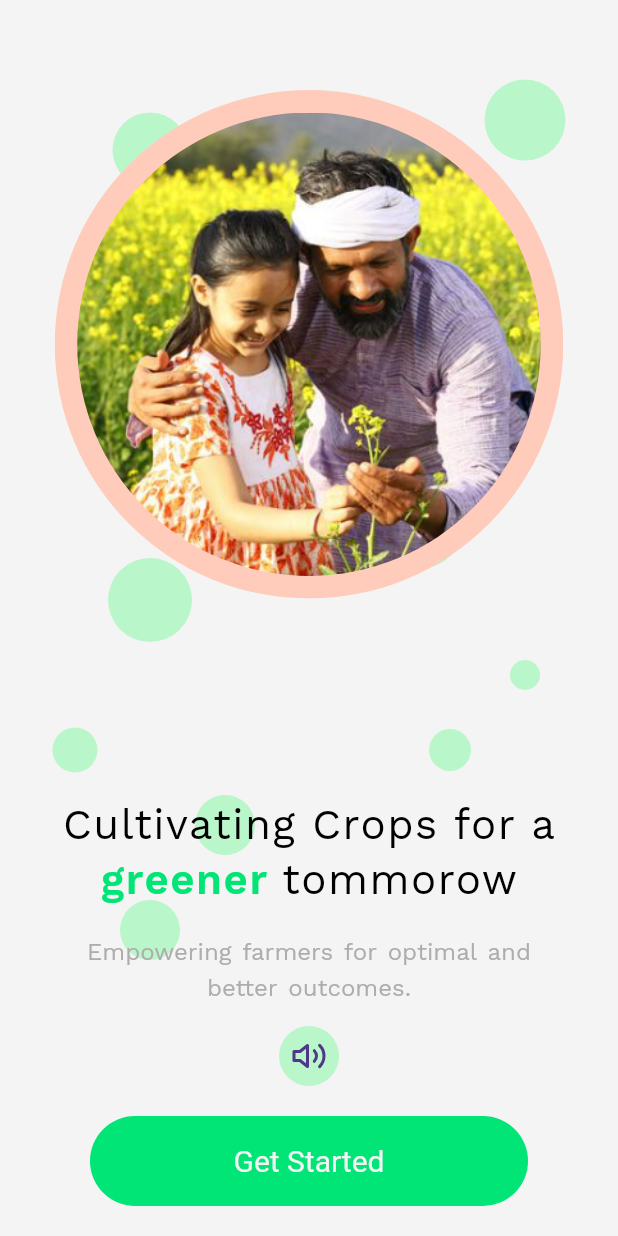
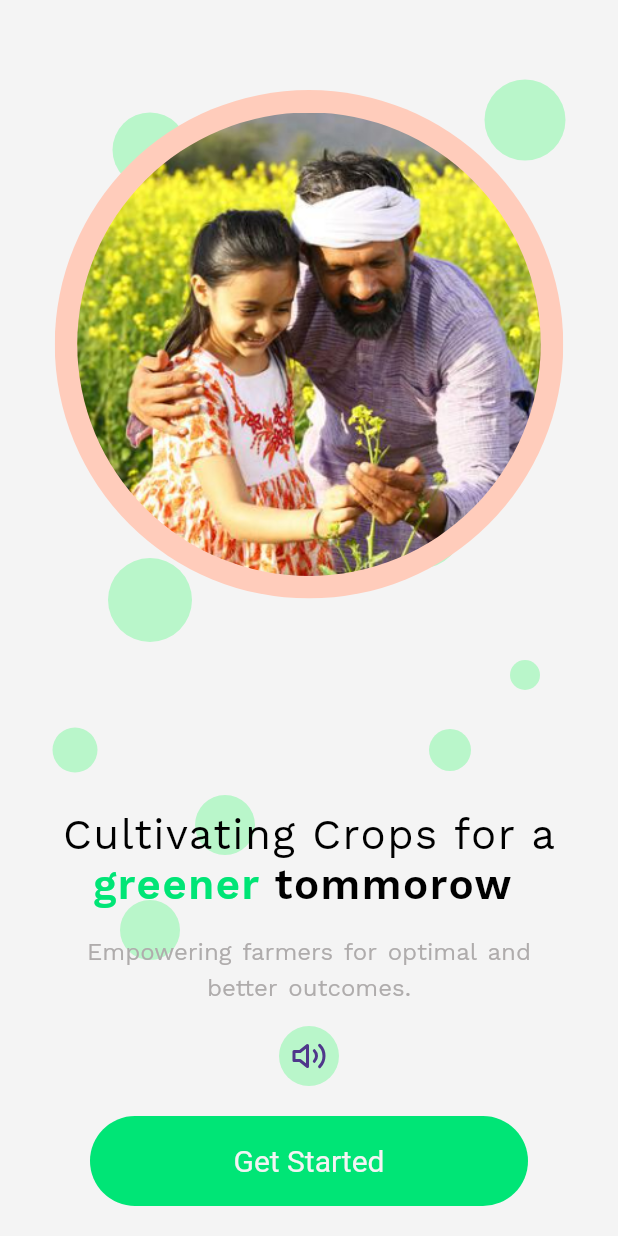
Before and after one commit to SIH-CodeFusers/Aigro-App, a Flutter app: the GetStarted screen opened by its route, on a phone screen of 412 x 824 dp. Run offline on Flutter 3.47's test engine with Material 3 defaults, Android fonts, the light colour scheme and no system bars; our stand-ins replace avatar_glow, dotted_border, firebase_core, firebase_messaging, firebase_storage, fl_chart and 17 more; missing offline and left inert: tflite_v2; accounts and stored records are empty; project files that could hold a hidden picture were left out.

Commit message:
get started multi done

```diff
--- a/lib/pages/get_started.dart
+++ b/lib/pages/get_started.dart
@@ -79,19 +79,19 @@ class _GetStartedState extends State<GetStarted> {
                     ),
                     const Spacer(),
 
-                     const Center(
-                       child: Text(
+                    Center(
+                      child:
+                      translateHelper(
                         "Cultivating Crops for a",
-                          style: TextStyle(fontSize: 28,fontFamily: 'FontMain',letterSpacing: 1,inherit: false,color: Colors.black, ),
+                        TextStyle(fontSize: 28,fontFamily: 'FontMain',letterSpacing: 1,inherit: false,color: Colors.black,),
+                        ldb.language)
                      ),
-                     ),
-                      Center(
-                        child: Text.rich(
-                          TextSpan(
+                    Row(
+                      mainAxisAlignment: MainAxisAlignment.center,
                       children: [
-                              TextSpan(
-                                text: "greener ",
-                                style: TextStyle(
+                        translateHelper(
+                            "greener ",
+                            TextStyle(
                             fontSize: 28,
                             fontFamily: 'FontMain',
                             letterSpacing: 1,
@@ -99,27 +99,27 @@ class _GetStartedState extends State<GetStarted> {
                             color: context.theme.cardColor,
                             inherit: false,
                           ),
+                          ldb.language
                         ),
-                              const TextSpan(
-                                text: "tommorow",
-                                style: TextStyle(
+                        translateHelper(
+                            "tommorow ",
+                            TextStyle(
                             fontSize: 28,
                             fontFamily: 'FontMain',
                             letterSpacing: 1,
+                            fontWeight: FontWeight.w600,
+                            color: Colors.black,
                             inherit: false,
-                                  color: Colors.black,
                           ),
-                              ),
+                          ldb.language
+                        )
                       ],
                     ),
-                        )
-                    ),
-
                     Padding(
                       padding: const EdgeInsets.symmetric(horizontal: 20,vertical: 15),
                       child: Container(
                         decoration: const BoxDecoration(
-                          color: Colors.transparent
+                          color: Color.fromARGB(0, 107, 87, 87)
                         ),
                         child:
                         translateHelperAlign(
@@ -133,7 +133,8 @@ class _GetStartedState extends State<GetStarted> {
                             inherit: false,
                           ),
                           TextAlign.center,
-                          ldb.language)
+                          ldb.language
+                        )
                       )
 
 
--- a/lib/pages/select_lang.dart
+++ b/lib/pages/select_lang.dart
@@ -17,9 +17,9 @@ class _SelectLangState extends State<SelectLang> {
   //other language commneted for now
   final Map<String, String> languages = {
     "English": "en",
-    // "Hindi": "hi",
-    // "Bengali": "bn",
-    // "Telugu": "te",
+    "Hindi": "hi",
+    "Bengali": "bn",
+    "Telugu": "te",
   };
 
 String? selectedLanguage;
```
Lines whose indentation alone changed are shown as unchanged.
